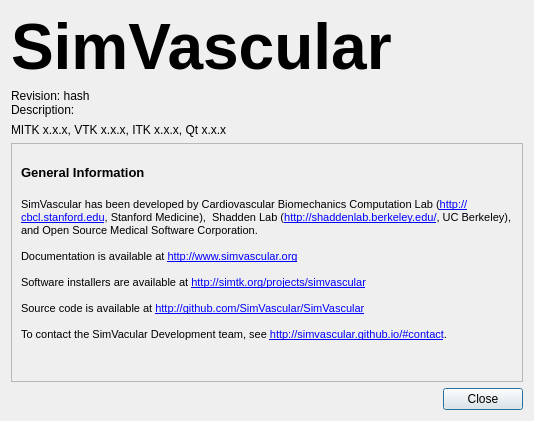
The window that Code/Source/Plugins/org.sv.gui.qt.application/src/internal/svAboutDialog.ui (SimVascular/SimVascular) describes before a commit, drawn with Qt 5.
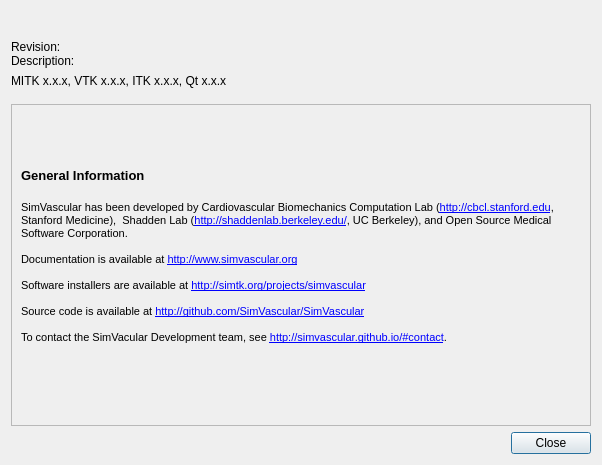
The same window after the commit. Icons and pictures are not drawn.

Commit message: modified ABOUT dialog and welcome screen

What changed in the file:
```diff
--- a/Code/Source/Plugins/org.sv.gui.qt.application/src/internal/svAboutDialog.ui
+++ b/Code/Source/Plugins/org.sv.gui.qt.application/src/internal/svAboutDialog.ui
@@ -6,8 +6,8 @@
    <rect>
     <x>0</x>
     <y>0</y>
-    <width>534</width>
-    <height>421</height>
+    <width>602</width>
+    <height>465</height>
    </rect>
   </property>
   <property name="windowTitle">
@@ -17,34 +17,45 @@
    <bool>false</bool>
   </property>
   <layout class="QVBoxLayout" name="verticalLayout_2">
+   <item>
+    <widget class="QLabel" name="m_LogoLabel">
+     <property name="sizePolicy">
+      <sizepolicy hsizetype="Preferred" vsizetype="Preferred">
+       <horstretch>0</horstretch>
+       <verstretch>0</verstretch>
+      </sizepolicy>
+     </property>
+     <property name="maximumSize">
+      <size>
+       <width>350</width>
+       <height>75</height>
+      </size>
+     </property>
+     <property name="text">
+      <string>&lt;!DOCTYPE HTML PUBLIC &quot;-//W3C//DTD HTML 4.0//EN&quot; &quot;http://www.w3.org/TR/REC-html40/strict.dtd&quot;&gt;
+&lt;html&gt;&lt;head&gt;&lt;meta name=&quot;qrichtext&quot; content=&quot;1&quot; /&gt;&lt;style type=&quot;text/css&quot;&gt;
+p, li { white-space: pre-wrap; }
+&lt;/style&gt;&lt;/head&gt;&lt;body style=&quot; font-family:'MS Shell Dlg 2'; font-size:8.25pt; font-weight:400; font-style:normal;&quot;&gt;
+&lt;p style=&quot; margin-top:0px; margin-bottom:0px; margin-left:0px; margin-right:0px; -qt-block-indent:0; text-indent:0px;&quot;&gt;&lt;a href=&quot;http://www.simvascular.org/&quot;&gt;&lt;span style=&quot; text-decoration: underline; color:#0000ff;&quot;&gt;&lt;img src=&quot;:/org.sv.gui.qt.welcomescreen/pics/svLogo.png&quot; /&gt;&lt;/span&gt;&lt;/a&gt;&lt;/p&gt;&lt;/body&gt;&lt;/html&gt;</string>
+     </property>
+     <property name="scaledContents">
+      <bool>true</bool>
+     </property>
+     <property name="openExternalLinks">
+      <bool>true</bool>
+     </property>
+    </widget>
+   </item>
    <item>
     <layout class="QHBoxLayout" name="horizontalLayout">
+     <property name="topMargin">
+      <number>10</number>
+     </property>
+     <property name="bottomMargin">
+      <number>10</number>
+     </property>
      <item>
       <layout class="QVBoxLayout" name="verticalLayout">
-       <item>
-        <widget class="QLabel" name="m_CaptionLabel">
-         <property name="sizePolicy">
-          <sizepolicy hsizetype="Minimum" vsizetype="Minimum">
-           <horstretch>0</horstretch>
-           <verstretch>0</verstretch>
-          </sizepolicy>
-         </property>
-         <property name="font">
-          <font>
-           <family>MS Sans Serif</family>
-           <pointsize>48</pointsize>
-           <weight>75</weight>
-           <bold>true</bold>
-          </font>
-         </property>
-         <property name="text">
-          <string>SimVascular</string>
-         </property>
-         <property name="alignment">
-          <set>Qt::AlignBottom|Qt::AlignLeading|Qt::AlignLeft</set>
-         </property>
-        </widget>
-       </item>
        <item>
         <widget class="QLabel" name="m_RevisionLabel">
          <property name="sizePolicy">
@@ -54,7 +65,7 @@
           </sizepolicy>
          </property>
          <property name="text">
-          <string>Revision: hash
+          <string>Revision: 
 Description:</string>
          </property>
          <property name="alignment">
@@ -71,45 +82,6 @@
        </item>
       </layout>
      </item>
-     <item>
-      <spacer name="horizontalSpacer">
-       <property name="orientation">
-        <enum>Qt::Horizontal</enum>
-       </property>
-       <property name="sizeType">
-        <enum>QSizePolicy::Expanding</enum>
-       </property>
-       <property name="sizeHint" stdset="0">
-        <size>
-         <width>40</width>
-         <height>20</height>
-        </size>
-       </property>
-      </spacer>
-     </item>
-     <item>
-      <widget class="QLabel" name="m_LogoLabel">
-       <property name="maximumSize">
-        <size>
-         <width>84</width>
-         <height>56</height>
-        </size>
-       </property>
-       <property name="text">
-        <string>&lt;!DOCTYPE HTML PUBLIC &quot;-//W3C//DTD HTML 4.0//EN&quot; &quot;http://www.w3.org/TR/REC-html40/strict.dtd&quot;&gt;
-&lt;html&gt;&lt;head&gt;&lt;meta name=&quot;qrichtext&quot; content=&quot;1&quot; /&gt;&lt;style type=&quot;text/css&quot;&gt;
-p, li { white-space: pre-wrap; }
-&lt;/style&gt;&lt;/head&gt;&lt;body style=&quot; font-family:'MS Shell Dlg 2'; font-size:8.25pt; font-weight:400; font-style:normal;&quot;&gt;
-&lt;p style=&quot; margin-top:0px; margin-bottom:0px; margin-left:0px; margin-right:0px; -qt-block-indent:0; text-indent:0px;&quot;&gt;&lt;a href=&quot;http://www.dkfz.de/en/mbi/&quot;&gt;&lt;span style=&quot; text-decoration: underline; color:#0000ff;&quot;&gt;&lt;img src=&quot;:/QtWidgetsExt/Logo_mbiATdkfz_small.png&quot; /&gt;&lt;/span&gt;&lt;/a&gt;&lt;/p&gt;&lt;/body&gt;&lt;/html&gt;</string>
-       </property>
-       <property name="scaledContents">
-        <bool>true</bool>
-       </property>
-       <property name="openExternalLinks">
-        <bool>true</bool>
-       </property>
-      </widget>
-     </item>
     </layout>
    </item>
    <item>
@@ -122,8 +94,8 @@
        <rect>
         <x>0</x>
         <y>0</y>
-        <width>508</width>
-        <height>216</height>
+        <width>582</width>
+        <height>248</height>
        </rect>
       </property>
       <layout class="QGridLayout" name="gridLayout">
```
Left out of the diff: 2 changed lines with no effect on the pictures. The commit also changes 10 other files.
